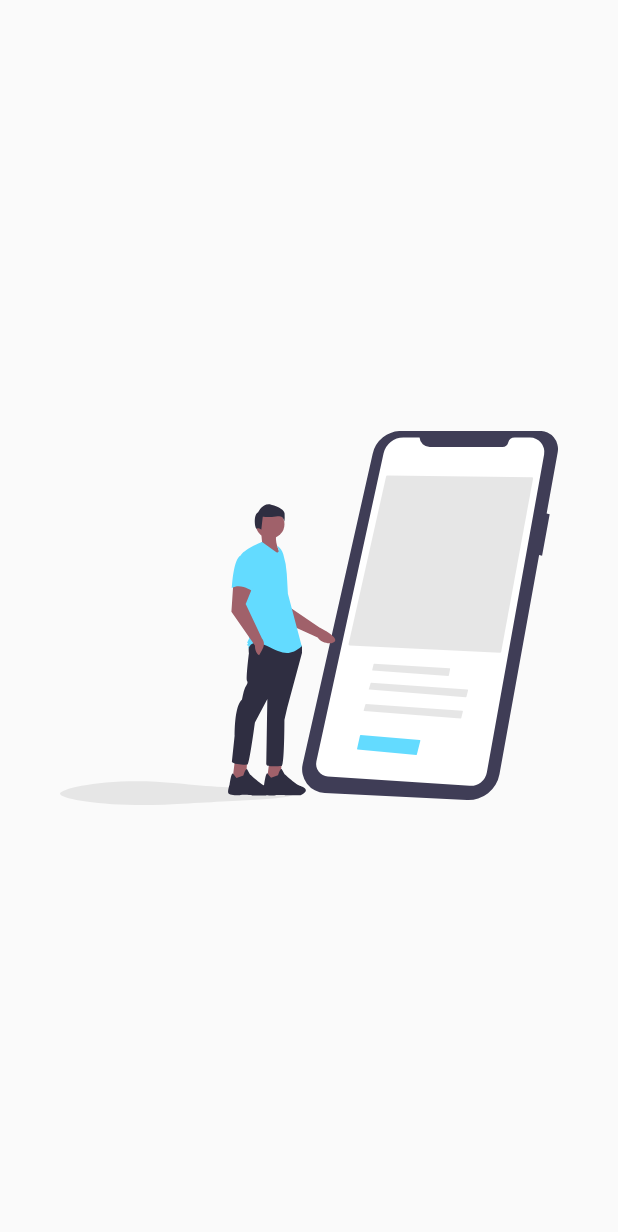
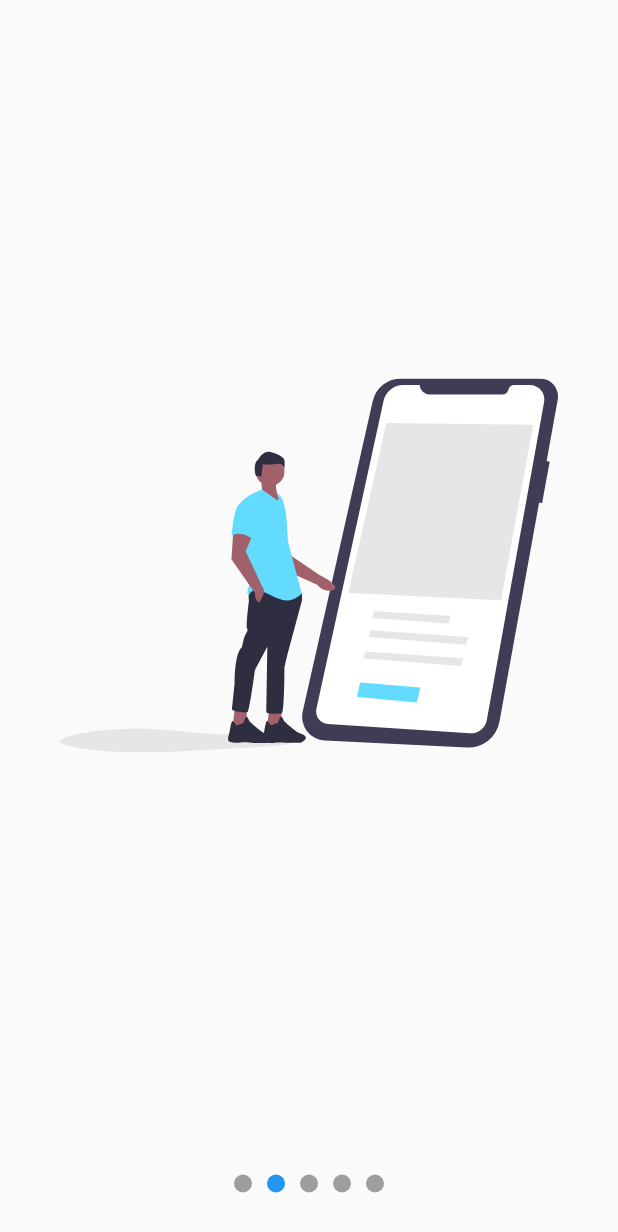
Before and after one commit to Tatsuya4610/ui_flutter, a Flutter app: the SlideShowScreen screen opened directly, swiped to page 2, on a phone screen of 412 x 824 dp. Shown: the top 1232 px of the screen. Run offline on Flutter 3.47's test engine with Material 2 defaults, Android fonts, the phone set to English and light mode, and no system bars; our stand-ins replace flutter_svg.

Commit message:
3th commit

```diff
--- a/lib/main.dart
+++ b/lib/main.dart
@@ -1,6 +1,18 @@
 import 'package:flutter/material.dart';
 import 'package:flutter_ui/screen/circular_progress_screen.dart';
+import 'package:flutter_ui/screen/headers_screen.dart';
+import 'package:flutter_ui/screen/move_screen.dart';
 import 'package:flutter_ui/screen/slideshow_screen.dart';
+import 'screen/animation_screen.dart';
+import 'screen/circular_progress_screen.dart';
+
+
+//homeにScreen入れ替えてください。
+//AnimationScreen・・アニメーションの回転移動など。
+//MoveScreen・・アニメーション。CurvedAnimation。
+//CircularProgressScreen・・主にCustomPaintの使用。グラデーションやPaint。
+//HeadersScreen・・X,Y座標を使ったペイント。曲線のペイント。
+//SlidesShowScreen・・画面の切替。
 
 
 
@@ -16,7 +28,7 @@ class MyApp extends StatelessWidget {
       theme: ThemeData(
         visualDensity: VisualDensity.adaptivePlatformDensity,
       ),
-      home: SlideShowScreen(),
+      home: MoveScreen(),
     );
   }
 }
--- /dev/null
+++ b/lib/model/slider_model.dart
@@ -0,0 +1,19 @@
+import 'package:flutter/material.dart';
+
+class SliderModel with ChangeNotifier {
+  double _currentPage = 0;
+  // Color _primaryColor = Colors.blue;
+  double get currentPage => this._currentPage;
+
+
+  set currentPages(double currentPage) {
+    this._currentPage = currentPage;
+    notifyListeners();
+  }
+
+  // Color get primaryColor => this._primaryColor;
+  // set primaryColor(Color color) {
+  //   this._primaryColor = color;
+  //   notifyListeners();
+  // }
+}
--- a/lib/screen/slideshow_screen.dart
+++ b/lib/screen/slideshow_screen.dart
@@ -1,44 +1,24 @@
 import 'package:flutter/material.dart';
 import 'package:flutter_svg/flutter_svg.dart';
+
+import 'package:flutter_ui/widgets/slideshow.dart';
+
 
 class SlideShowScreen extends StatelessWidget {
   @override
   Widget build(BuildContext context) {
     return Scaffold(
-      body: Center(
-        child: _Slides(),
-      ),
-    );
-  }
-}
-
-class _Slides extends StatelessWidget {
-  @override
-  Widget build(BuildContext context) {
-    return Container(
-      padding: EdgeInsets.all(10),
-      child: PageView(
-        children: <Widget>[
-          _Slide(svg: 'assets/svg/slide-1.svg',),
-          _Slide(svg: 'assets/svg/slide-2.svg',),
-          _Slide(svg: 'assets/svg/slide-3.svg',),
+      // backgroundColor: Colors.pinkAccent,
+      body: SlideShow(
+        pointsUp: true,
+        slides: [
+          SvgPicture.asset('assets/svg/slide-1.svg'),
+          SvgPicture.asset('assets/svg/slide-2.svg'),
+          SvgPicture.asset('assets/svg/slide-3.svg'),
+          SvgPicture.asset('assets/svg/slide-4.svg'),
+          SvgPicture.asset('assets/svg/slide-5.svg'),
         ],
       ),
     );
   }
 }
-
-class _Slide extends StatelessWidget {
-  final String svg;
-  _Slide({this.svg});
-
-  @override
-  Widget build(BuildContext context) {
-    return Container(
-      width: double.infinity,
-      height: double.infinity,
-      padding: EdgeInsets.all(30),
-      child: SvgPicture.asset(svg),
-    );
-  }
-}
--- /dev/null
+++ b/lib/widgets/slideshow.dart
@@ -0,0 +1,116 @@
+import 'package:flutter/material.dart';
+import 'package:flutter_ui/model/slider_model.dart';
+import 'package:provider/provider.dart';
+
+class SlideShow extends StatelessWidget {
+  final List<Widget> slides;
+  final bool pointsUp;
+  SlideShow({this.slides,this.pointsUp = false});
+
+  @override
+  Widget build(BuildContext context) {
+    return ChangeNotifierProvider(
+      create: (context) => SliderModel(),
+      child: SafeArea(
+        child: Center(
+          child: Column(
+            children: <Widget>[
+              Expanded(child: _Slides(slides)),
+              _Dots(slides.length),
+            ],
+          ),
+        ),
+      ),
+    );
+  }
+}
+
+class _Dots extends StatelessWidget {
+
+  final int slidesLeg;
+  _Dots(this.slidesLeg);
+  @override
+  Widget build(BuildContext context) {
+    return Container(
+      width: double.infinity,
+      height: 70,
+      child: Row(
+        mainAxisAlignment: MainAxisAlignment.center,
+        children: List.generate(slidesLeg, (index) => _Dot(index))
+      ),
+    );
+  }
+}
+
+class _Dot extends StatelessWidget {
+  final int index;
+  _Dot(this.index);
+  @override
+  Widget build(BuildContext context) {
+    final pageViewIndex = Provider.of<SliderModel>(context).currentPage;
+    return AnimatedContainer(
+      duration: Duration(microseconds: 200),
+      width: 12,
+      height: 12,
+      margin: EdgeInsets.symmetric(horizontal: 5),
+      decoration: BoxDecoration(
+          color: (pageViewIndex >= index - 0.5 && pageViewIndex < index + 0.5) // pageViewController.pageはmicrosで切り替わっている。
+              ? Colors.blue
+              : Colors.grey,
+          shape: BoxShape.circle),
+    );
+  }
+}
+
+class _Slides extends StatefulWidget {
+  final List<Widget> slides;
+  _Slides(this.slides);
+
+  @override
+  __SlidesState createState() => __SlidesState();
+}
+
+class __SlidesState extends State<_Slides> {
+  final pageViewController = PageController();
+
+  @override
+  void initState() {
+    pageViewController.addListener(() {
+      final slidePage = Provider.of<SliderModel>(context, listen: false);
+      slidePage.currentPages = pageViewController.page;
+    });
+    super.initState();
+  }
+
+  @override
+  void dispose() {
+    pageViewController.dispose();
+    super.dispose();
+  }
+
+  @override
+  Widget build(BuildContext context) {
+    return Container(
+      padding: EdgeInsets.all(10),
+      child: PageView(
+        controller: pageViewController,
+        children: widget.slides.map((slide) => _Slide(slide: slide)).toList(),
+      ),
+    );
+  }
+}
+
+class _Slide extends StatelessWidget {
+  final Widget slide;
+  _Slide({this.slide});
+
+  @override
+  Widget build(BuildContext context) {
+    return Container(
+      width: double.infinity,
+      height: double.infinity,
+      padding: EdgeInsets.all(30),
+      child: slide ,
+    );
+  }
+}
--- a/pubspec.yaml
+++ b/pubspec.yaml
@@ -29,6 +29,7 @@ dependencies:
   # Use with the CupertinoIcons class for iOS style icons.
   cupertino_icons: ^1.0.0
   flutter_svg: ^0.19.0
+  provider: ^4.3.2+2
 
 dev_dependencies:
   flutter_test:
```
Also changed, not shown: pubspec.lock.
